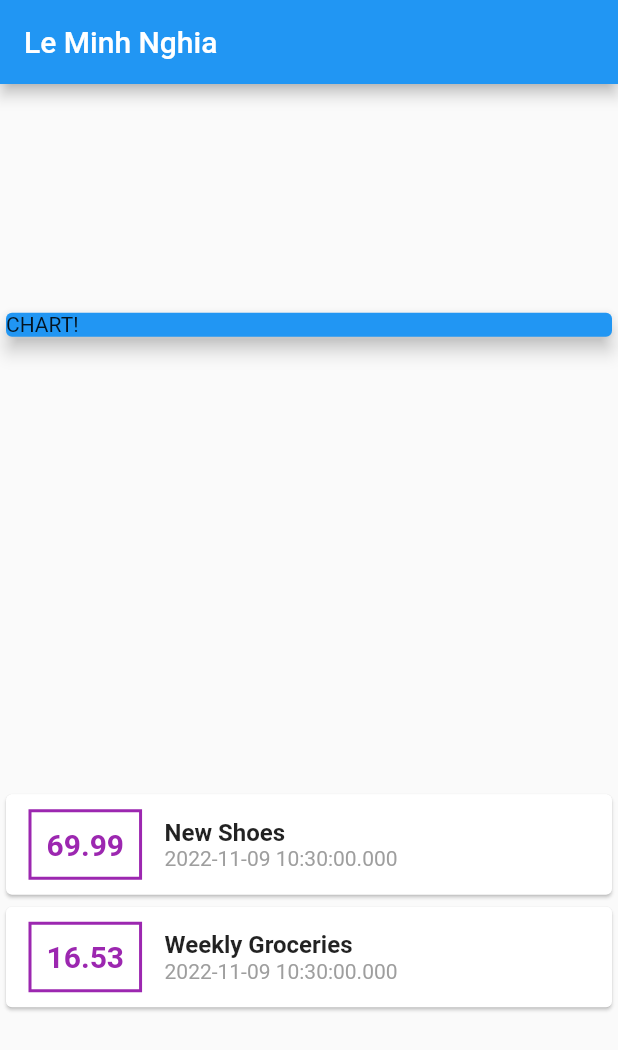
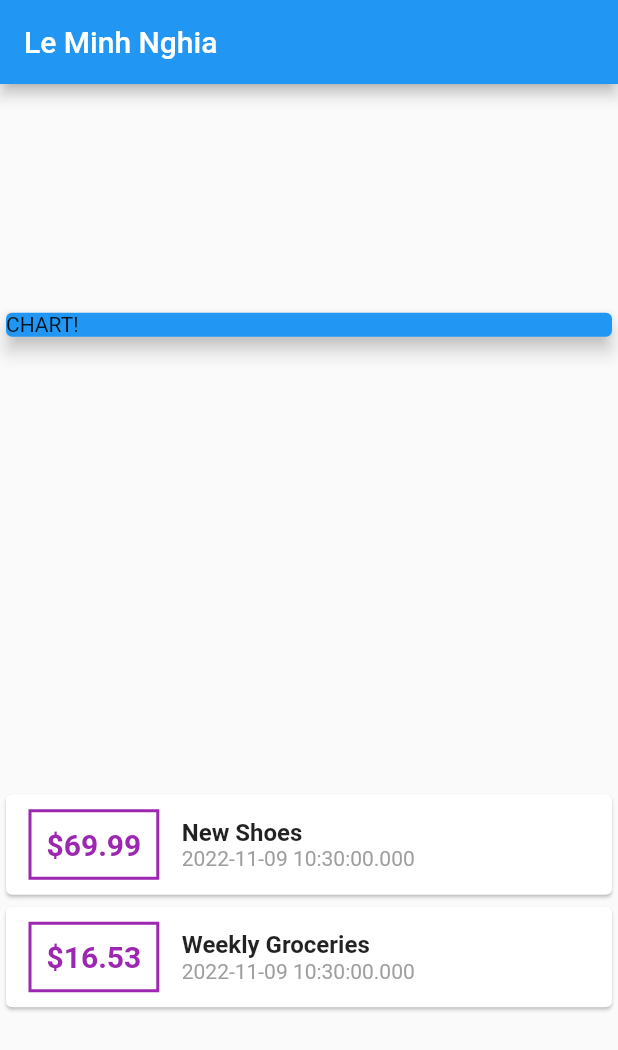
Before and after one commit to nghialmgcd201527/money-expense-udemy, a Flutter app: the screen it shows after launch, on a phone screen of 412 x 824 dp. Shown: the top 1050 px of the screen. Run offline on Flutter 3.47's test engine with Material 2 defaults, Android fonts, the phone set to English and light mode, and no system bars.

Commit message:
lecture 82

```diff
--- a/lib/main.dart
+++ b/lib/main.dart
@@ -65,7 +65,7 @@ class MyHomePage extends StatelessWidget {
                     ),
                     padding: EdgeInsets.all(10),
                     child: Text(
-                      tx.amount.toString(),
+                      '\$${tx.amount}',
                       style: TextStyle(
                         fontWeight: FontWeight.bold,
                         fontSize: 20,
```
